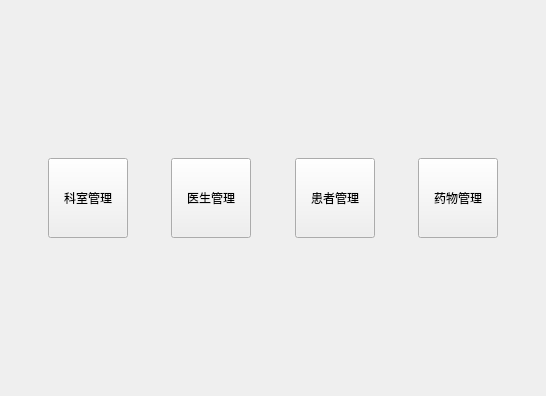
Before: the Qt Designer form CaseHistoryManager/welcomeview.ui in leeonbeans/QT_learning, drawn with Qt 5.
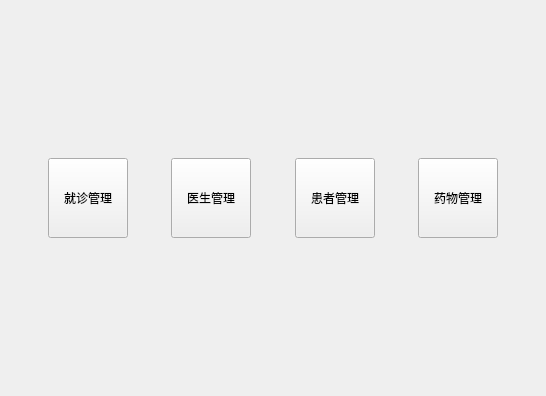
After: the same form once the commit is applied.

Commit message: 就诊记录基础功能的添加查询实现

```diff
--- a/CaseHistoryManager/welcomeview.ui
+++ b/CaseHistoryManager/welcomeview.ui
@@ -57,7 +57,7 @@
         </size>
        </property>
        <property name="text">
-        <string>科室管理</string>
+        <string>就诊管理</string>
        </property>
       </widget>
      </item>
```
Left out of the diff: 2 changed lines with no effect on the pictures. The commit also changes 13 other files.
